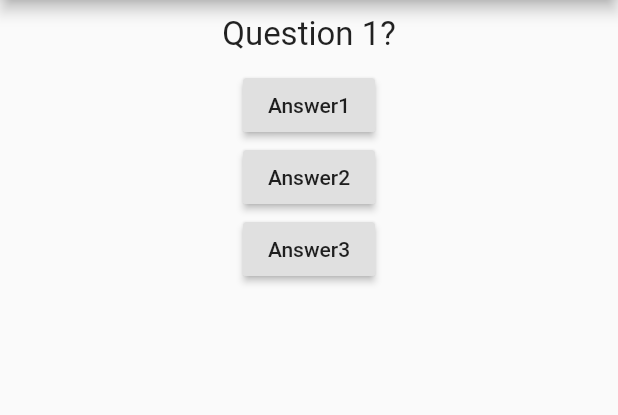
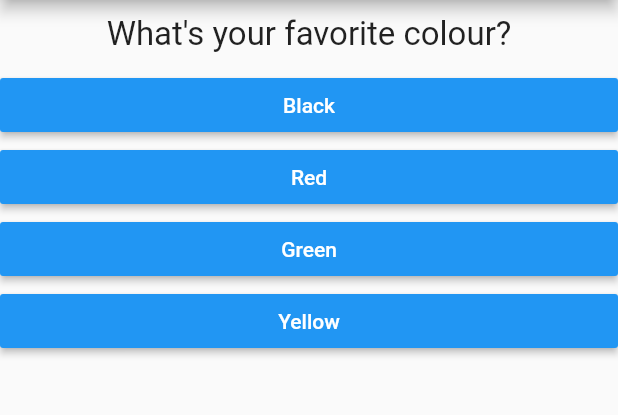
Before and after one commit to ebinjoy999/Learning_Flutter, a Flutter app: the screen it shows after launch, on a phone screen of 412 x 824 dp, the part 84-499 px from its top. Run offline on Flutter 3.47's test engine with Material 2 defaults, Android fonts, the phone set to English and light mode, and no system bars.

Commit message:
dynamic question and answer

```diff
--- /dev/null
+++ b/lib/answer.dart
@@ -0,0 +1,23 @@
+import 'package:flutter/cupertino.dart';
+import 'package:flutter/material.dart';
+
+class Answer extends StatelessWidget {
+
+  final Function selectHandler;
+  final String answerText;
+
+  Answer(this.selectHandler, this.answerText);
+
+  @override
+  Widget build(BuildContext context) {
+    return Container(
+      width: double.infinity,
+      child: RaisedButton(
+        color: Colors.blue,
+        textColor: Colors.white,
+        child: Text(answerText),
+        onPressed: selectHandler,
+      ),
+    );
+  }
+}
--- a/lib/main.dart
+++ b/lib/main.dart
@@ -1,5 +1,6 @@
 import 'package:flutter/material.dart';
 import './question.dart';
+import 'answer.dart';
 
 void main() => runApp(MyApp());
 
@@ -12,7 +13,20 @@
 }
 
 class _MyAppState extends State<MyApp>{
-  var questions = ['Question 1?', 'Question 2?', 'Question 3?'];
+  var questions = [
+    {
+      'questionText' : 'What\'s your favorite colour?',
+      'answers' : ['Black', 'Red', 'Green', 'Yellow']
+    },
+    {
+      'questionText' : 'What\'s your favorite animal?',
+      'answers' : ['Elephant', 'Cow', 'Crow', 'Lion']
+    },
+    {
+      'questionText' : 'Who is your favorite instructor?',
+      'answers' : ['Bob', 'Alice', 'Alexa', 'Robert']
+    }
+  ];
   var questionIndex = 0;
   @override
   Widget build(BuildContext context) {
@@ -22,21 +36,10 @@
             appBar: AppBar(title: Text("First app")),
             body: Column(
               children: <Widget>[
-                Question(questions[questionIndex]),
-                RaisedButton(
-                  child: Text('Answer1'),
-                  onPressed: _answerQuestion,
-                ),
-                RaisedButton(
-                  child: Text('Answer2'),
-                  onPressed: (){
-                    print('Answer2');
-                  },
-                ),
-                RaisedButton(
-                  child: Text('Answer3'),
-                  onPressed:  () => print('Answer3'),
-                )
+                Question(questions[questionIndex]['questionText']),
+                ...(questions[questionIndex]['answers'] as List<String>).map((answer){
+                  return Answer(_answerQuestion, answer);
+                }).toList()
               ],
             )));
   }
--- a/lib/question.dart
+++ b/lib/question.dart
@@ -1,6 +1,4 @@
 import 'dart:ui';
-
-import 'package:flutter/cupertino.dart';
 import 'package:flutter/material.dart';
 
 class Question extends StatelessWidget {
```
